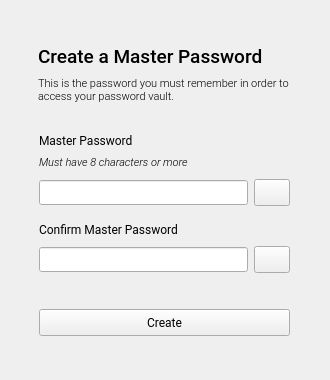
First picture: the form in log_in.ui, repository EmueI/password-manager, before the edit.
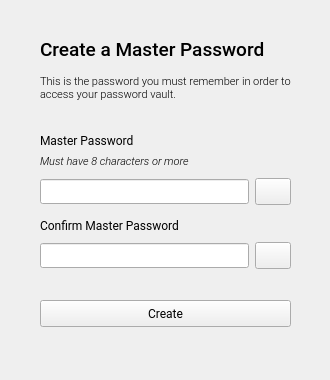
Second picture: the form after the edit. Icons and pictures are not drawn.

Diff of the .ui file:
```diff
--- a/log_in.ui
+++ b/log_in.ui
@@ -14,19 +14,10 @@
    <string>MainWindow</string>
   </property>
   <widget class="QWidget" name="centralwidget">
-   <layout class="QHBoxLayout" name="horizontalLayout">
-    <item>
-     <widget class="QFrame" name="frame">
-      <property name="frameShape">
-       <enum>QFrame::NoFrame</enum>
-      </property>
-      <property name="frameShadow">
-       <enum>QFrame::Raised</enum>
-      </property>
       <widget class="QPushButton" name="buttonSubmit">
        <property name="geometry">
         <rect>
-         <x>30</x>
+      <x>40</x>
          <y>300</y>
          <width>251</width>
          <height>27</height>
@@ -57,35 +48,175 @@
         <bool>false</bool>
        </property>
       </widget>
-      <widget class="QWidget" name="layoutWidget">
+   <widget class="QFrame" name="frameMainPwd2">
        <property name="geometry">
         <rect>
-         <x>29</x>
-         <y>30</y>
+      <x>40</x>
+      <y>210</y>
          <width>251</width>
-         <height>67</height>
-        </rect>
-       </property>
+      <height>61</height>
+     </rect>
+    </property>
+    <property name="frameShape">
+     <enum>QFrame::NoFrame</enum>
+    </property>
+    <property name="frameShadow">
+     <enum>QFrame::Raised</enum>
+    </property>
        <layout class="QVBoxLayout" name="verticalLayout">
         <property name="spacing">
          <number>0</number>
         </property>
+     <property name="leftMargin">
+      <number>0</number>
+     </property>
+     <property name="topMargin">
+      <number>0</number>
+     </property>
+     <property name="rightMargin">
+      <number>0</number>
+     </property>
+     <property name="bottomMargin">
+      <number>0</number>
+     </property>
+     <item>
+      <widget class="QLabel" name="labelPassword2">
+       <property name="font">
+        <font>
+         <family>Roboto</family>
+         <pointsize>9</pointsize>
+        </font>
+       </property>
+       <property name="text">
+        <string>Confirm Master Password</string>
+       </property>
+      </widget>
+     </item>
+     <item>
+      <widget class="QFrame" name="framePwdEntry2">
+       <property name="frameShape">
+        <enum>QFrame::NoFrame</enum>
+       </property>
+       <property name="frameShadow">
+        <enum>QFrame::Raised</enum>
+       </property>
+       <layout class="QHBoxLayout" name="horizontalLayout">
+        <property name="leftMargin">
+         <number>0</number>
+        </property>
+        <property name="topMargin">
+         <number>0</number>
+        </property>
+        <property name="rightMargin">
+         <number>0</number>
+        </property>
+        <property name="bottomMargin">
+         <number>0</number>
+        </property>
+        <item>
+         <widget class="QLineEdit" name="editPassword2">
+          <property name="minimumSize">
+           <size>
+            <width>0</width>
+            <height>25</height>
+           </size>
+          </property>
+          <property name="font">
+           <font>
+            <family>Roboto</family>
+            <pointsize>8</pointsize>
+           </font>
+          </property>
+          <property name="text">
+           <string/>
+          </property>
+          <property name="echoMode">
+           <enum>QLineEdit::Password</enum>
+          </property>
+          <property name="placeholderText">
+           <string/>
+          </property>
+          <property name="clearButtonEnabled">
+           <bool>true</bool>
+          </property>
+         </widget>
+        </item>
+        <item>
+         <widget class="QPushButton" name="buttonPasswordToggle2">
+          <property name="minimumSize">
+           <size>
+            <width>27</width>
+            <height>27</height>
+           </size>
+          </property>
+          <property name="font">
+           <font>
+            <family>Roboto</family>
+            <pointsize>8</pointsize>
+           </font>
+          </property>
+          <property name="cursor">
+           <cursorShape>PointingHandCursor</cursorShape>
+          </property>
+          <property name="icon">
+           <iconset>
+            <normaloff>icons/eye-crossed.svg</normaloff>icons/eye-crossed.svg</iconset>
+          </property>
+          <property name="iconSize">
+           <size>
+            <width>14</width>
+            <height>14</height>
+           </size>
+          </property>
+         </widget>
+        </item>
+       </layout>
+      </widget>
+     </item>
+    </layout>
+   </widget>
+   <widget class="QFrame" name="frame">
+    <property name="geometry">
+     <rect>
+      <x>40</x>
+      <y>30</y>
+      <width>251</width>
+      <height>76</height>
+     </rect>
+    </property>
+    <property name="frameShape">
+     <enum>QFrame::NoFrame</enum>
+    </property>
+    <property name="frameShadow">
+     <enum>QFrame::Raised</enum>
+    </property>
+    <layout class="QVBoxLayout" name="verticalLayout_3">
+     <property name="spacing">
+      <number>0</number>
+     </property>
+     <property name="leftMargin">
+      <number>0</number>
+     </property>
+     <property name="topMargin">
+      <number>0</number>
+     </property>
+     <property name="rightMargin">
+      <number>0</number>
+     </property>
+     <property name="bottomMargin">
+      <number>0</number>
+     </property>
         <item>
          <widget class="QLabel" name="labelHeading">
           <property name="font">
            <font>
             <family>Roboto Medium</family>
             <pointsize>14</pointsize>
-            <weight>50</weight>
-            <bold>false</bold>
            </font>
           </property>
           <property name="text">
            <string>Create a Master Password</string>
           </property>
-          <property name="alignment">
-           <set>Qt::AlignLeading|Qt::AlignLeft|Qt::AlignVCenter</set>
-          </property>
          </widget>
         </item>
         <item>
@@ -94,43 +225,73 @@
            <font>
             <family>Roboto Light</family>
             <pointsize>8</pointsize>
-            <weight>50</weight>
-            <italic>false</italic>
-            <bold>false</bold>
-            <underline>false</underline>
            </font>
           </property>
           <property name="text">
            <string>This is the password you must remember in order to access your password vault. </string>
           </property>
-          <property name="alignment">
-           <set>Qt::AlignLeading|Qt::AlignLeft|Qt::AlignVCenter</set>
-          </property>
           <property name="wordWrap">
            <bool>true</bool>
           </property>
-          <property name="margin">
-           <number>2</number>
-          </property>
          </widget>
         </item>
        </layout>
       </widget>
-      <widget class="QWidget" name="layoutWidget">
+   <widget class="QFrame" name="frameMainPwd1">
        <property name="geometry">
         <rect>
-         <x>30</x>
-         <y>120</y>
+      <x>40</x>
+      <y>130</y>
          <width>251</width>
-         <height>77</height>
-        </rect>
-       </property>
-       <layout class="QVBoxLayout" name="verticalLayout_3">
+      <height>82</height>
+     </rect>
+    </property>
+    <property name="frameShape">
+     <enum>QFrame::NoFrame</enum>
+    </property>
+    <property name="frameShadow">
+     <enum>QFrame::Raised</enum>
+    </property>
+    <layout class="QVBoxLayout" name="verticalLayout_4">
+     <property name="spacing">
+      <number>0</number>
+     </property>
+     <property name="leftMargin">
+      <number>0</number>
+     </property>
+     <property name="topMargin">
+      <number>0</number>
+     </property>
+     <property name="rightMargin">
+      <number>0</number>
+     </property>
+     <property name="bottomMargin">
+      <number>0</number>
+     </property>
         <item>
+      <widget class="QFrame" name="frame_4">
+       <property name="frameShape">
+        <enum>QFrame::NoFrame</enum>
+       </property>
+       <property name="frameShadow">
+        <enum>QFrame::Raised</enum>
+       </property>
          <layout class="QVBoxLayout" name="verticalLayout_2">
           <property name="spacing">
            <number>0</number>
           </property>
+        <property name="leftMargin">
+         <number>0</number>
+        </property>
+        <property name="topMargin">
+         <number>0</number>
+        </property>
+        <property name="rightMargin">
+         <number>0</number>
+        </property>
+        <property name="bottomMargin">
+         <number>0</number>
+        </property>
           <item>
            <widget class="QLabel" name="labelPassword1">
             <property name="font">
@@ -161,11 +322,28 @@
            </widget>
           </item>
          </layout>
+      </widget>
         </item>
         <item>
+      <widget class="QFrame" name="framePwdEntry1">
+       <property name="frameShape">
+        <enum>QFrame::NoFrame</enum>
+       </property>
+       <property name="frameShadow">
+        <enum>QFrame::Raised</enum>
+       </property>
          <layout class="QHBoxLayout" name="horizontalLayout_2">
-          <property name="spacing">
-           <number>6</number>
+        <property name="leftMargin">
+         <number>0</number>
+        </property>
+        <property name="topMargin">
+         <number>0</number>
+        </property>
+        <property name="rightMargin">
+         <number>0</number>
+        </property>
+        <property name="bottomMargin">
+         <number>0</number>
           </property>
           <item>
            <widget class="QLineEdit" name="editPassword1">
@@ -225,98 +403,10 @@
            </widget>
           </item>
          </layout>
-        </item>
-       </layout>
       </widget>
-      <widget class="QWidget" name="layoutWidget">
-       <property name="geometry">
-        <rect>
-         <x>30</x>
-         <y>210</y>
-         <width>251</width>
-         <height>54</height>
-        </rect>
-       </property>
-       <layout class="QVBoxLayout" name="verticalLayout_4">
-        <item>
-         <widget class="QLabel" name="labelPassword2">
-          <property name="font">
-           <font>
-            <family>Roboto</family>
-            <pointsize>9</pointsize>
-           </font>
-          </property>
-          <property name="text">
-           <string>Confirm Master Password</string>
-          </property>
-         </widget>
-        </item>
-        <item>
-         <layout class="QHBoxLayout" name="horizontalLayout_3">
-          <item>
-           <widget class="QLineEdit" name="editPassword2">
-            <property name="minimumSize">
-             <size>
-              <width>0</width>
-              <height>25</height>
-             </size>
-            </property>
-            <property name="font">
-             <font>
-              <family>Roboto</family>
-              <pointsize>8</pointsize>
-             </font>
-            </property>
-            <property name="text">
-             <string/>
-            </property>
-            <property name="echoMode">
-             <enum>QLineEdit::Password</enum>
-            </property>
-            <property name="placeholderText">
-             <string/>
-            </property>
-            <property name="clearButtonEnabled">
-             <bool>true</bool>
-            </property>
-           </widget>
-          </item>
-          <item>
-           <widget class="QPushButton" name="buttonPasswordToggle2">
-            <property name="minimumSize">
-             <size>
-              <width>27</width>
-              <height>27</height>
-             </size>
-            </property>
-            <property name="font">
-             <font>
-              <family>Roboto</family>
-              <pointsize>8</pointsize>
-             </font>
-            </property>
-            <property name="cursor">
-             <cursorShape>PointingHandCursor</cursorShape>
-            </property>
-            <property name="icon">
-             <iconset>
-              <normaloff>icons/eye-crossed.svg</normaloff>icons/eye-crossed.svg</iconset>
-            </property>
-            <property name="iconSize">
-             <size>
-              <width>14</width>
-              <height>14</height>
-             </size>
-            </property>
-           </widget>
-          </item>
-         </layout>
-        </item>
-       </layout>
-      </widget>
-     </widget>
-    </item>
-   </layout>
+     </item>
+    </layout>
+   </widget>
   </widget>
  </widget>
  <resources/>
```
Lines whose indentation alone changed are shown as unchanged.
